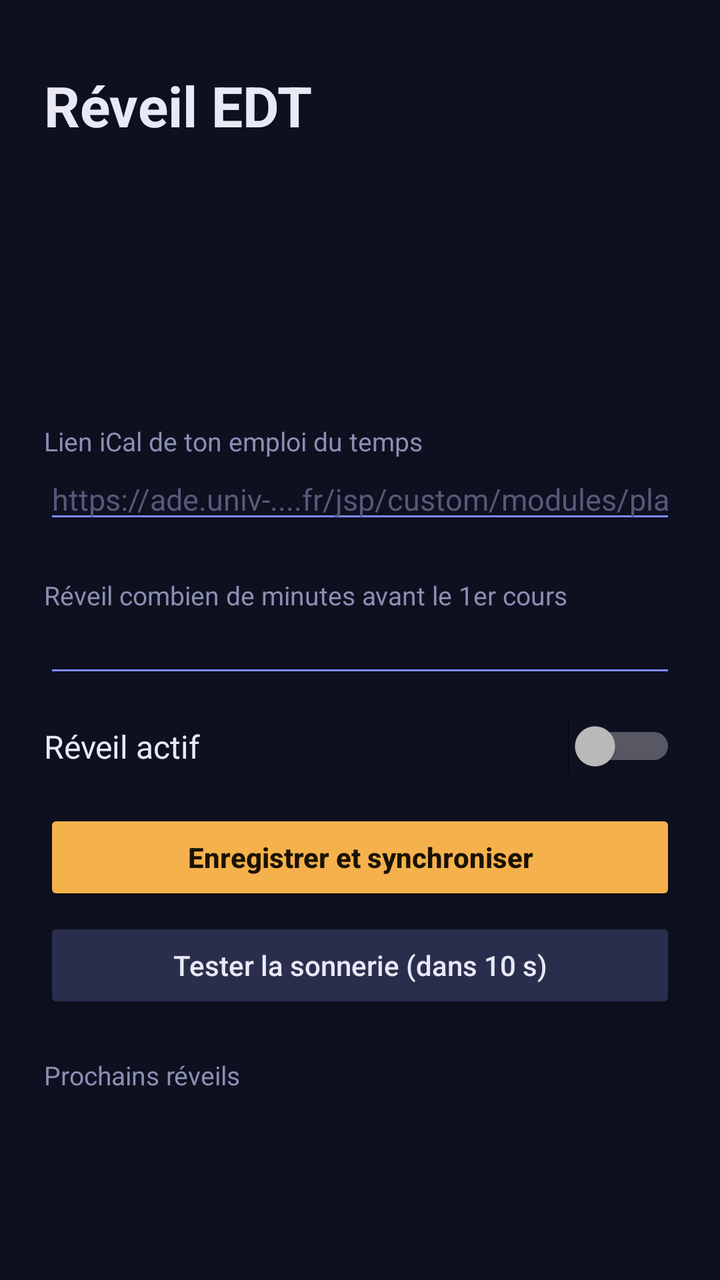
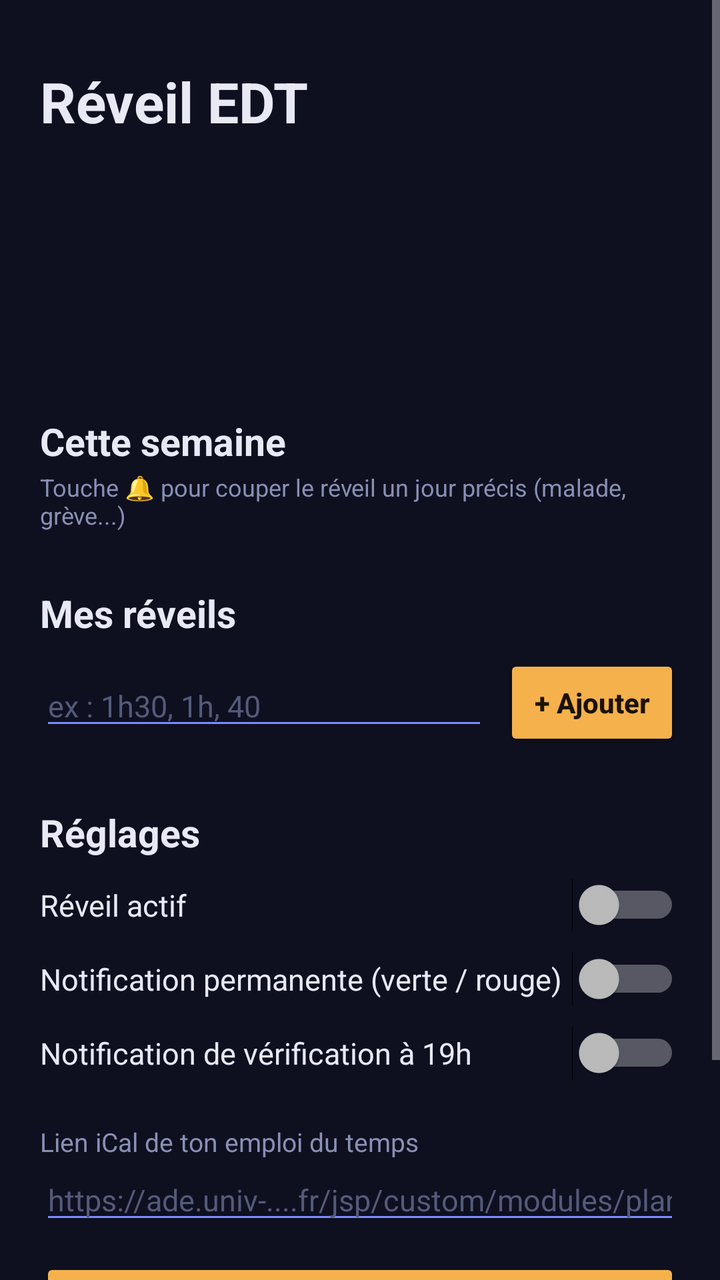

Screens rendered from an Android XML layout before and after an edit, with the pre-edit source and the edit as a unified diff.
<!-- AndroidManifest.xml: application theme android:Theme.Material.NoActionBar -->
<!-- res/layout/activity_main.xml -->
<?xml version="1.0" encoding="utf-8"?>
<ScrollView xmlns:android="http://schemas.android.com/apk/res/android"
    android:layout_width="match_parent"
    android:layout_height="match_parent"
    android:background="#0E1020"
    android:fillViewport="true">

    <LinearLayout
        android:layout_width="match_parent"
        android:layout_height="wrap_content"
        android:orientation="vertical"
        android:padding="22dp">

        <TextView
            android:layout_width="wrap_content"
            android:layout_height="wrap_content"
            android:layout_marginTop="12dp"
            android:text="Réveil EDT"
            android:textColor="#E8E9F5"
            android:textSize="28sp"
            android:textStyle="bold" />

        <LinearLayout
            android:id="@+id/statusCard"
            android:layout_width="match_parent"
            android:layout_height="wrap_content"
            android:layout_marginTop="18dp"
            android:orientation="vertical"
            android:padding="20dp">

            <TextView
                android:id="@+id/statusTitle"
                android:layout_width="wrap_content"
                android:layout_height="wrap_content"
                android:textColor="#FFFFFF"
                android:textSize="22sp"
                android:textStyle="bold" />

            <TextView
                android:id="@+id/statusText"
                android:layout_width="wrap_content"
                android:layout_height="wrap_content"
                android:layout_marginTop="6dp"
                android:textColor="#F0FFFFFF"
                android:textSize="14sp" />
        </LinearLayout>

        <LinearLayout
            android:id="@+id/checks"
            android:layout_width="match_parent"
            android:layout_height="wrap_content"
            android:layout_marginTop="6dp"
            android:orientation="vertical" />

        <TextView
            style="@style/Label"
            android:text="Lien iCal de ton emploi du temps" />

        <EditText
            android:id="@+id/url"
            style="@style/Field"
            android:hint="https://ade.univ-....fr/jsp/custom/modules/plannings/anonymous_cal.jsp?..."
            android:inputType="textUri" />

        <TextView
            style="@style/Label"
            android:text="Réveil combien de minutes avant le 1er cours" />

        <EditText
            android:id="@+id/offset"
            style="@style/Field"
            android:inputType="number"
            android:maxLength="3" />

        <Switch
            android:id="@+id/enabled"
            android:layout_width="match_parent"
            android:layout_height="wrap_content"
            android:layout_marginTop="16dp"
            android:text="Réveil actif"
            android:textColor="#E8E9F5"
            android:textSize="16sp" />

        <Button
            android:id="@+id/save"
            android:layout_width="match_parent"
            android:layout_height="wrap_content"
            android:layout_marginTop="18dp"
            android:backgroundTint="#F5B14C"
            android:text="Enregistrer et synchroniser"
            android:textAllCaps="false"
            android:textColor="#1A1205"
            android:textStyle="bold" />

        <Button
            android:id="@+id/test"
            android:layout_width="match_parent"
            android:layout_height="wrap_content"
            android:layout_marginTop="6dp"
            android:backgroundTint="#2A2E4D"
            android:text="Tester la sonnerie (dans 10 s)"
            android:textAllCaps="false"
            android:textColor="#E8E9F5" />

        <TextView
            style="@style/Label"
            android:text="Prochains réveils" />

        <TextView
            android:id="@+id/preview"
            android:layout_width="match_parent"
            android:layout_height="wrap_content"
            android:layout_marginTop="6dp"
            android:lineSpacingExtra="6dp"
            android:textColor="#C9CCE6"
            android:textSize="14sp" />
    </LinearLayout>
</ScrollView>
<!-- resources referenced by this layout -->
<resources>
  <style name="Field">
          <item name="android:layout_width">match_parent</item>
          <item name="android:layout_height">wrap_content</item>
          <item name="android:textColor">#E8E9F5</item>
          <item name="android:textColorHint">#555A7A</item>
          <item name="android:textSize">15sp</item>
          <item name="android:backgroundTint">#7C8CFF</item>
      </style>
  <style name="Label">
          <item name="android:layout_width">wrap_content</item>
          <item name="android:layout_height">wrap_content</item>
          <item name="android:layout_marginTop">22dp</item>
          <item name="android:textColor">#8A8FB3</item>
          <item name="android:textSize">13sp</item>
      </style>
</resources>

<!-- the commit's change to res/layout/activity_main.xml (unified diff, before → after) -->
@@ -9,7 +9,7 @@
         android:layout_width="match_parent"
         android:layout_height="wrap_content"
         android:orientation="vertical"
-        android:padding="22dp">
+        android:padding="20dp">
 
         <TextView
             android:layout_width="wrap_content"
@@ -20,11 +20,12 @@
             android:textSize="28sp"
             android:textStyle="bold" />
 
+        
         <LinearLayout
             android:id="@+id/statusCard"
             android:layout_width="match_parent"
             android:layout_height="wrap_content"
-            android:layout_marginTop="18dp"
+            android:layout_marginTop="16dp"
             android:orientation="vertical"
             android:padding="20dp">
 
@@ -49,8 +50,86 @@
             android:id="@+id/checks"
             android:layout_width="match_parent"
             android:layout_height="wrap_content"
-            android:layout_marginTop="6dp"
             android:orientation="vertical" />
+
+        
+        <TextView
+            style="@style/Section"
+            android:text="Cette semaine" />
+
+        <TextView
+            android:layout_width="wrap_content"
+            android:layout_height="wrap_content"
+            android:layout_marginTop="2dp"
+            android:text="Touche 🔔 pour couper le réveil un jour précis (malade, grève...)"
+            android:textColor="#8A8FB3"
+            android:textSize="12sp" />
+
+        <LinearLayout
+            android:id="@+id/week"
+            android:layout_width="match_parent"
+            android:layout_height="wrap_content"
+            android:orientation="vertical" />
+
+        
+        <TextView
+            style="@style/Section"
+            android:text="Mes réveils" />
+
+        <LinearLayout
+            android:id="@+id/alarms"
+            android:layout_width="match_parent"
+            android:layout_height="wrap_content"
+            android:orientation="vertical" />
+
+        <LinearLayout
+            android:layout_width="match_parent"
+            android:layout_height="wrap_content"
+            android:layout_marginTop="8dp"
+            android:gravity="center_vertical"
+            android:orientation="horizontal">
+
+            <EditText
+                android:id="@+id/newOffset"
+                style="@style/Field"
+                android:layout_width="0dp"
+                android:layout_weight="1"
+                android:hint="ex : 1h30, 1h, 40"
+                android:imeOptions="actionDone"
+                android:inputType="text"
+                android:maxLength="6" />
+
+            <Button
+                android:id="@+id/addOffset"
+                android:layout_width="wrap_content"
+                android:layout_height="wrap_content"
+                android:layout_marginStart="8dp"
+                android:backgroundTint="#F5B14C"
+                android:text="+ Ajouter"
+                android:textAllCaps="false"
+                android:textColor="#1A1205"
+                android:textStyle="bold" />
+        </LinearLayout>
+
+        
+        <TextView
+            style="@style/Section"
+            android:text="Réglages" />
+
+        <Switch
+            android:id="@+id/enabled"
+            style="@style/Toggle"
+            android:text="Réveil actif" />
+
+        <Switch
+            android:id="@+id/persistent"
+            style="@style/Toggle"
+            android:text="Notification permanente (verte / rouge)" />
+
+        <Switch
+            android:id="@+id/dailyNotif"
+            style="@style/Toggle"
+            android:text="Notification de vérification à 19h" />
 
         <TextView
             style="@style/Label"
@@ -62,32 +141,13 @@
             android:hint="https://ade.univ-....fr/jsp/custom/modules/plannings/anonymous_cal.jsp?..."
             android:inputType="textUri" />
 
-        <TextView
-            style="@style/Label"
-            android:text="Réveil combien de minutes avant le 1er cours" />
-
-        <EditText
-            android:id="@+id/offset"
-            style="@style/Field"
-            android:inputType="number"
-            android:maxLength="3" />
-
-        <Switch
-            android:id="@+id/enabled"
-            android:layout_width="match_parent"
-            android:layout_height="wrap_content"
-            android:layout_marginTop="16dp"
-            android:text="Réveil actif"
-            android:textColor="#E8E9F5"
-            android:textSize="16sp" />
-
         <Button
             android:id="@+id/save"
             android:layout_width="match_parent"
             android:layout_height="wrap_content"
-            android:layout_marginTop="18dp"
+            android:layout_marginTop="12dp"
             android:backgroundTint="#F5B14C"
-            android:text="Enregistrer et synchroniser"
+            android:text="Enregistrer le lien et synchroniser"
             android:textAllCaps="false"
             android:textColor="#1A1205"
             android:textStyle="bold" />
@@ -96,23 +156,11 @@
             android:id="@+id/test"
             android:layout_width="match_parent"
             android:layout_height="wrap_content"
-            android:layout_marginTop="6dp"
+            android:layout_marginTop="4dp"
+            android:layout_marginBottom="24dp"
             android:backgroundTint="#2A2E4D"
             android:text="Tester la sonnerie (dans 10 s)"
             android:textAllCaps="false"
             android:textColor="#E8E9F5" />
-
-        <TextView
-            style="@style/Label"
-            android:text="Prochains réveils" />
-
-        <TextView
-            android:id="@+id/preview"
-            android:layout_width="match_parent"
-            android:layout_height="wrap_content"
-            android:layout_marginTop="6dp"
-            android:lineSpacingExtra="6dp"
-            android:textColor="#C9CCE6"
-            android:textSize="14sp" />
     </LinearLayout>
 </ScrollView>
<!-- resource entries referenced after the edit -->
@@ -15,5 +15,20 @@
           <item name="android:textColor">#8A8FB3</item>
           <item name="android:textSize">13sp</item>
       </style>
+  <style name="Section">
+          <item name="android:layout_width">wrap_content</item>
+          <item name="android:layout_height">wrap_content</item>
+          <item name="android:layout_marginTop">28dp</item>
+          <item name="android:textColor">#E8E9F5</item>
+          <item name="android:textSize">19sp</item>
+          <item name="android:textStyle">bold</item>
+      </style>
+  <style name="Toggle">
+          <item name="android:layout_width">match_parent</item>
+          <item name="android:layout_height">wrap_content</item>
+          <item name="android:layout_marginTop">10dp</item>
+          <item name="android:textColor">#E8E9F5</item>
+          <item name="android:textSize">15sp</item>
+      </style>
 </resources>
 
